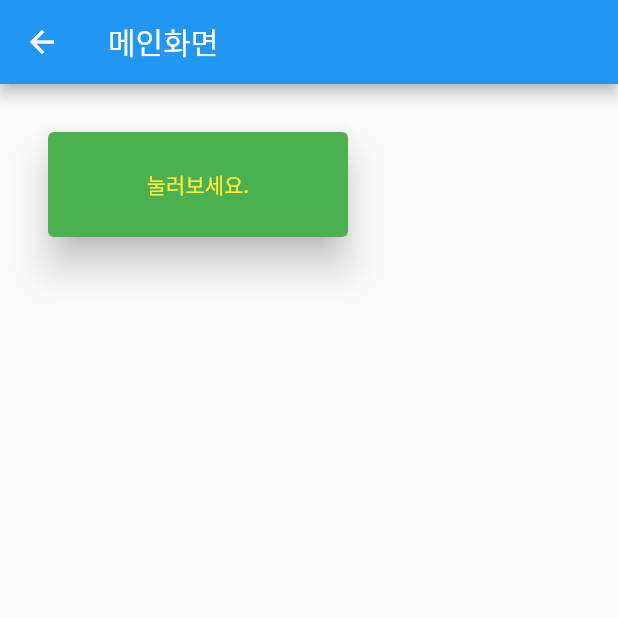
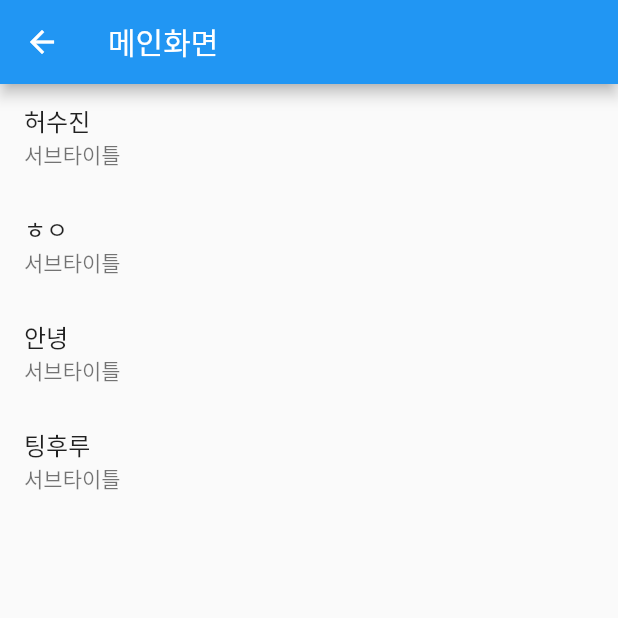
Before and after one commit to heosujinnn/Udemy-Flutter, a Flutter app: the screen it shows after launch, on a phone screen of 412 x 824 dp, the top half of it. Run offline on Flutter 3.47's test engine with Material 2 defaults, Android fonts, the phone set to English and light mode, and no system bars.

Commit message:
[add] ListView.builder

```diff
--- a/lib/main.dart
+++ b/lib/main.dart
@@ -13,7 +13,6 @@ class MyApp extends StatelessWidget {
   Widget build(BuildContext context) {
     return MaterialApp(
       title: 'Flutter Demo',
-      initialRoute: '/',
       routes: {
         '/': (context) => SplashScreen(),
         '/main': (context) => MainScreen(),
--- a/lib/screen/main_screen.dart
+++ b/lib/screen/main_screen.dart
@@ -8,6 +8,9 @@ class MainScreen extends StatefulWidget {
 }
 
 class _MainScreenState extends State<MainScreen> {
+
+  List lstHello = ['허수진','ㅎㅇ','안녕','팅후루'] ;
+
   @override
   Widget build(BuildContext context) {
     return Scaffold(
@@ -19,25 +22,14 @@ class _MainScreenState extends State<MainScreen> {
       // alt+enter -> wrap with Row ... 등 기능 추가도 가능!
       // ctrl+alt+L : 자동정렬
       // ctrl + .  : 코드 접기
-      body: Column(
-        children: [
-          Container(
-            margin: EdgeInsets.all(32),
-            width: 200,
-            height: 70,
-            child: ElevatedButton(
-                onPressed: () {
-                  // 클릭 되었을 때 동작하고 싶은 액션 정의
-                  print('버튼이 클릭되었습니다!');
-                },
-                style: ElevatedButton.styleFrom(
-                    primary: Colors.green,
-                    onPrimary: Colors.yellow,
-                    elevation: 10 // 높이:그림자값
-                    ),
-                child: Text('눌러보세요.')),
-          )
-        ],
+      body: ListView.builder(
+        itemBuilder: (context, index) {
+          return ListTile(
+            title: Text('${lstHello[index]}'),
+            subtitle: Text('서브타이틀'),
+          );
+        },
+        itemCount: lstHello.length,
       ),
     );
   }
```
